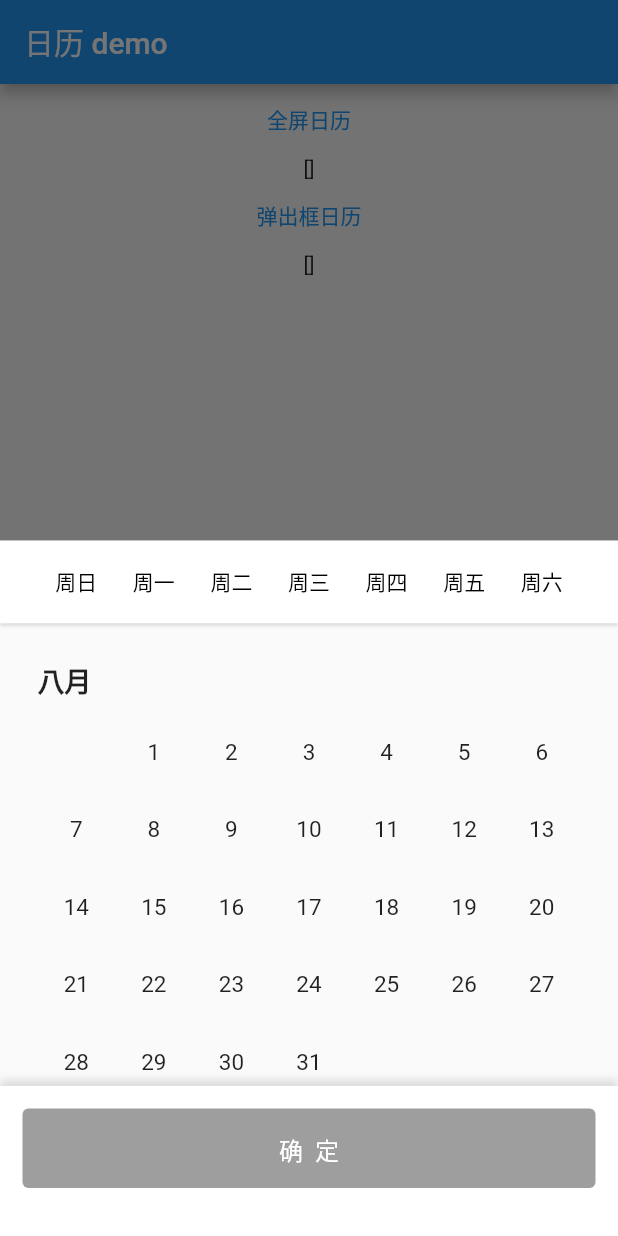
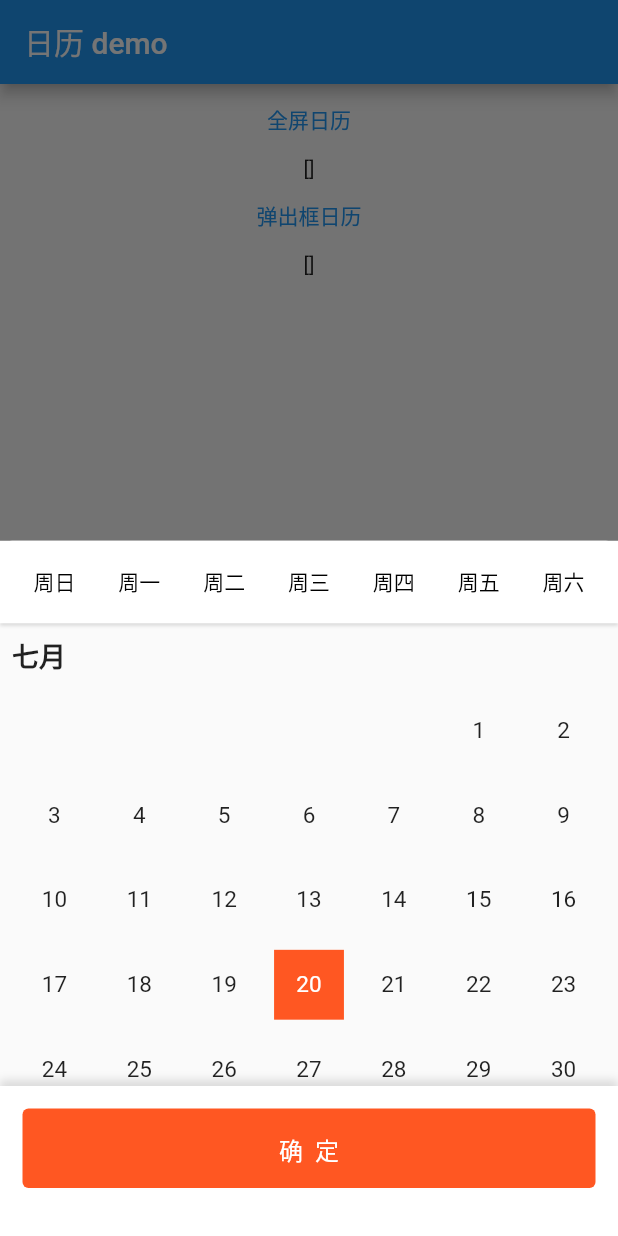
Before and after one commit to zeqinjie/flutter_demo, a Flutter app: the screen it shows after launch, after a tap on "弹出框日历", on a phone screen of 412 x 824 dp. Run offline on Flutter 3.47's test engine with Material 2 defaults, Android fonts, the phone set to English and light mode, and no system bars; our stand-ins replace rive.

Commit message:
<add>: 日历处理

```diff
--- a/lib/calendar_demo/calendar/calendar_list.dart
+++ b/lib/calendar_demo/calendar/calendar_list.dart
@@ -5,12 +5,29 @@ import 'package:flutter/material.dart';
 import 'month_view.dart';
 import 'weekday_row.dart';
 
+enum CalendarListShowMode {
+  dailog,
+  fullScreen,
+}
+
 class CalendarList extends StatefulWidget {
+  /// 开始的年月份
   final DateTime firstDate;
+
+  /// 结束的年月份
   final DateTime lastDate;
+
+  /// 选择开始日期
   final DateTime? selectedStartDate;
+
+  /// 选择结束日期
   final DateTime? selectedEndDate;
+
+  /// 点击方法回调
   final Function? onSelectFinish;
+
+  /// 展示模式
+  final CalendarListShowMode showMode;
 
   CalendarList({
     Key? key,
@@ -19,6 +36,7 @@ class CalendarList extends StatefulWidget {
     this.onSelectFinish,
     this.selectedStartDate,
     this.selectedEndDate,
+    this.showMode = CalendarListShowMode.dailog,
   })  : assert(!firstDate.isAfter(lastDate),
             'lastDate must be on or after firstDate'),
         super(key: key);
@@ -29,26 +47,51 @@ class CalendarList extends StatefulWidget {
 
 class _CalendarListState extends State<CalendarList> {
   // ignore: non_constant_identifier_names
-  final double HORIZONTAL_PADDING = 25.0;
+  final double HORIZONTAL_PADDING = 8.0;
   late DateTime? selectStartTime;
   late DateTime? selectEndTime;
+
+  /// 开始年份
   late int yearStart;
+
+  /// 结束年份
+  late int yearEnd;
+
+  /// 开始月份
   late int monthStart;
-  late int yearEnd;
+
+  /// 结束月份
   late int monthEnd;
+
+  /// 开始日
+  late int dayStart;
+
+  /// 结束日
+  late int dayEnd;
+
+  /// 间隔多少天
   late int count;
 
   @override
   void initState() {
     super.initState();
-    // 传入的开始日期
+    // 传入的选择开始日期
     selectStartTime = widget.selectedStartDate;
-    // 传入的结束日期
+    // 传入的选择结束日期
     selectEndTime = widget.selectedEndDate;
+    // 开始年份
     yearStart = widget.firstDate.year;
+    // 结束年份
+    yearEnd = widget.lastDate.year;
+    // 开始月份
     monthStart = widget.firstDate.month;
-    yearEnd = widget.lastDate.year;
+    // 结束月份
     monthEnd = widget.lastDate.month;
+    // 可以选择的开始日
+    dayStart = widget.firstDate.day;
+    // 可以选择的结束日
+    dayEnd = widget.lastDate.day;
+    // 总天数
     count = monthEnd - monthStart + (yearEnd - yearStart) * 12 + 1;
   }
 
@@ -85,8 +128,16 @@ class _CalendarListState extends State<CalendarList> {
 
   @override
   Widget build(BuildContext context) {
+    if (widget.showMode == CalendarListShowMode.dailog) {
+      return _buildBody();
+    }
     return Scaffold(
-      body: SafeArea(
+      body: _buildBody(),
+    );
+  }
+
+  SafeArea _buildBody() {
+    return SafeArea(
       child: Stack(
         children: <Widget>[
           Positioned(
@@ -105,10 +156,11 @@ class _CalendarListState extends State<CalendarList> {
                   BoxShadow(
                     color: Colors.black12,
                     offset: Offset(0, 2.0),
-                        blurRadius: 1.0)
+                    blurRadius: 1.0,
+                  )
                 ],
               ),
-                child: WeekdayRow(),
+              child: const WeekdayRow(),
             ),
           ),
           Container(
@@ -192,7 +244,6 @@ class _CalendarListState extends State<CalendarList> {
           )
         ],
       ),
-      ),
     );
   }
 
--- a/lib/calendar_demo/calendar/day_number.dart
+++ b/lib/calendar_demo/calendar/day_number.dart
@@ -1,7 +1,7 @@
 /*
  * @Author: zhengzeqin
  * @Date: 2022-07-20 14:41:08
- * @LastEditTime: 2022-07-20 16:34:44
+ * @LastEditTime: 2022-07-20 17:56:25
  * @Description: your project
  */
 import 'package:flutter/material.dart';
@@ -14,7 +14,7 @@ class DayNumber extends StatefulWidget {
     required this.day,
     required this.isDefaultSelected,
     this.isToday = false,
-    this.todayColor = Colors.blue,
+    this.todayColor = Colors.grey,
   }) : super(key: key);
 
   final int day;
@@ -38,7 +38,7 @@ class _DayNumberState extends State<DayNumber> {
       margin: EdgeInsets.all(itemMargin),
       alignment: Alignment.center,
       decoration: (isSelected && widget.day > 0)
-          ? const BoxDecoration(color: Colors.blue)
+          ? const BoxDecoration(color: Colors.orange)
           : widget.isToday
               ? BoxDecoration(color: widget.todayColor)
               : null,
--- a/lib/calendar_demo/calendar/month_view.dart
+++ b/lib/calendar_demo/calendar/month_view.dart
@@ -42,7 +42,10 @@ class _MonthViewState extends State<MonthView> {
     List<Row> dayRows = <Row>[];
     List<DayNumber> dayRowChildren = <DayNumber>[];
 
-    int daysInMonth = getDaysInMonth(widget.year, widget.month);
+    int daysInMonth = getDaysInMonth(
+      widget.year,
+      widget.month,
+    );
 
     // 日 一 二 三 四 五 六
     int firstWeekdayOfMonth = DateTime(widget.year, widget.month, 2).weekday;
--- a/lib/calendar_demo/fullscreen_demo.dart
+++ b/lib/calendar_demo/fullscreen_demo.dart
@@ -1,7 +1,7 @@
 /*
  * @Author: zhengzeqin
  * @Date: 2022-07-20 14:41:08
- * @LastEditTime: 2022-07-20 16:47:02
+ * @LastEditTime: 2022-07-20 17:55:40
  * @Description: your project
  */
 import 'package:flutter/material.dart';
@@ -20,10 +20,10 @@ class _TWCalendarFullScreenState extends State<TWCalendarFullScreen> {
   @override
   Widget build(BuildContext context) {
     return CalendarList(
-      firstDate: DateTime(2022, 8, 1),
-      lastDate: DateTime(2022, 9, 2),
-//      selectedStartDate: DateTime(2019, 8, 28),
-//      selectedEndDate: DateTime(2019, 9, 2),
+      firstDate: DateTime(2022, 7, 3),
+      lastDate: DateTime(2022, 9, 21),
+      selectedStartDate: DateTime(2022, 8, 28),
+      selectedEndDate: DateTime(2022, 9, 2),
       onSelectFinish: (selectStartTime, selectEndTime) {
         List<DateTime> result = <DateTime>[];
         result.add(selectStartTime);
--- a/lib/calendar_demo/tw_calendar_app.dart
+++ b/lib/calendar_demo/tw_calendar_app.dart
@@ -1,7 +1,7 @@
 /*
  * @Author: zhengzeqin
  * @Date: 2022-07-20 14:27:01
- * @LastEditTime: 2022-07-20 16:53:22
+ * @LastEditTime: 2022-07-20 18:00:16
  * @Description: 日历组件
  */
 import 'package:flutter/material.dart';
@@ -52,6 +52,12 @@ class _HomePageState extends State<_HomePage> {
   // Dialog方式
   _showNavigateDailog(BuildContext context) {
     showModalBottomSheet(
+      shape: const RoundedRectangleBorder(
+        borderRadius: BorderRadius.only(
+          topLeft: Radius.circular(8),
+          topRight: Radius.circular(8),
+        ),
+      ),
       context: context,
       builder: (BuildContext context) {
         return const SizedBox(
```
Lines whose indentation alone changed are shown as unchanged.
